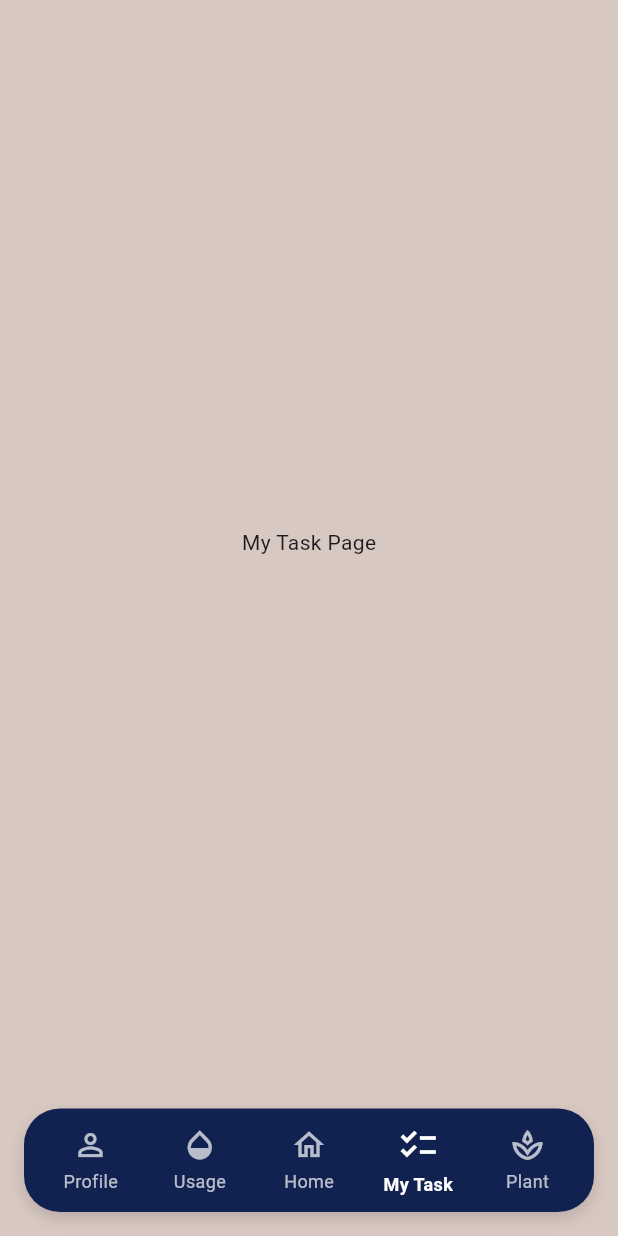
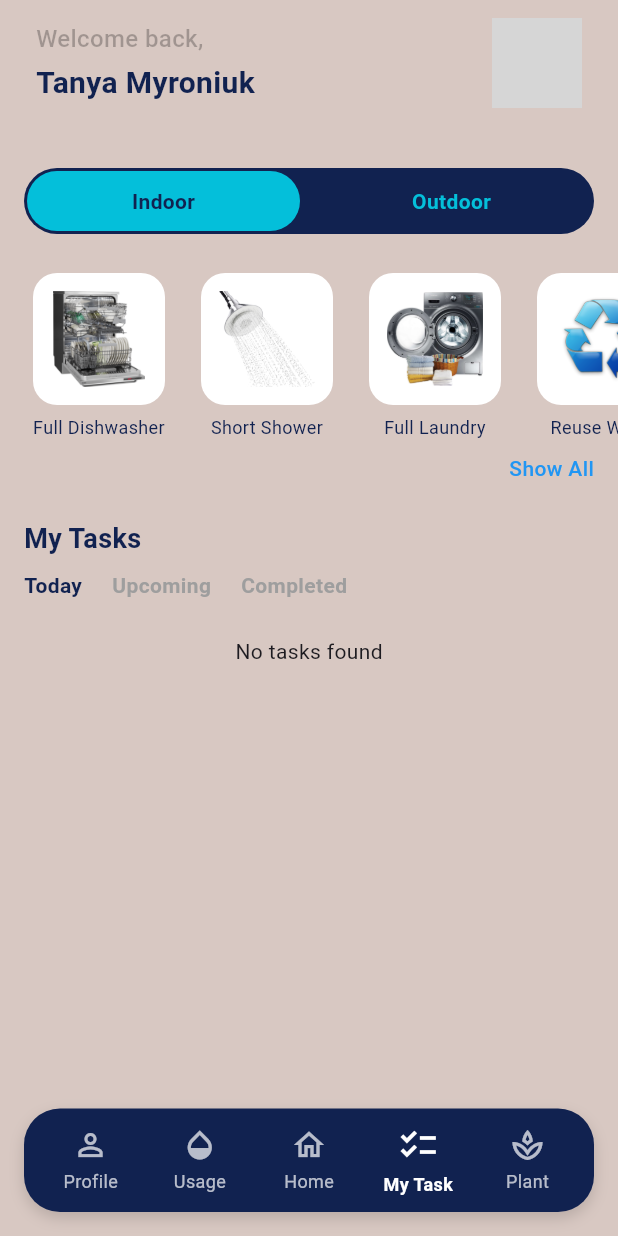
Before and after one commit to gonulgulsen/water_wise, a Flutter app: the MainShell screen opened directly, item 4 of the bottom bar chosen, on a phone screen of 412 x 824 dp. Run offline on Flutter 3.47's test engine with Material 3 defaults, Android fonts, the phone set to English and light mode, and no system bars; our stand-ins replace cloud_firestore, firebase_auth, firebase_core, fl_chart, flutter_speed_dial, lottie; accounts and stored records are empty; grey boxes are pictures that could not be loaded.

Commit message:
created task page

```diff
--- a/lib/screens/main_shell.dart
+++ b/lib/screens/main_shell.dart
@@ -1,6 +1,7 @@
 import 'package:flutter/material.dart';
 import 'package:water_wise/screens/change_password.dart';
 import 'package:water_wise/screens/plant_page.dart';
+import 'package:water_wise/screens/task_page.dart';
 import 'home_page.dart';
 import 'usage_page.dart';
 import 'profile_page.dart';
@@ -19,10 +20,7 @@ class _MainShellState extends State<MainShell> {
     ProfilePage(),
     UsagePage(),
     HomePage(),
-    Scaffold(
-      backgroundColor: Color(0xFFD8C8C2),
-      body: Center(child: Text("My Task Page")),
-    ),
+    TaskPage(),
     PlantPage(),
     ChangePassword(),
   ];
--- /dev/null
+++ b/lib/screens/task_page.dart
@@ -0,0 +1,520 @@
+import 'package:flutter/material.dart';
+import 'package:cloud_firestore/cloud_firestore.dart';
+
+class TaskPage extends StatefulWidget {
+  const TaskPage({super.key});
+  @override
+  State<TaskPage> createState() => _TaskPageState();
+}
+
+class _TaskPageState extends State<TaskPage> {
+  static const double _iconTileWidth = 80;
+  static const double _iconTileHeight = 130;
+  static const double _imageSize = 56;
+
+  String selectedCategory = "Indoor";
+  String selectedTab = "today";
+
+  @override
+  Widget build(BuildContext context) {
+    return Scaffold(
+      backgroundColor: const Color(0xFFD8C8C2),
+      body: SafeArea(
+        child: SingleChildScrollView(
+          child: Column(
+            crossAxisAlignment: CrossAxisAlignment.start,
+            children: [
+              Padding(
+                padding:
+                const EdgeInsets.symmetric(horizontal: 24, vertical: 12),
+                child: Row(
+                  mainAxisAlignment: MainAxisAlignment.spaceBetween,
+                  children: [
+                    const Column(
+                      crossAxisAlignment: CrossAxisAlignment.start,
+                      children: [
+                        Text(
+                          "Welcome back,",
+                          style: TextStyle(
+                            fontSize: 16,
+                            fontWeight: FontWeight.w500,
+                            color: Colors.black26,
+                          ),
+                        ),
+                        SizedBox(height: 4),
+                        Text(
+                          "Tanya Myroniuk",
+                          style: TextStyle(
+                            fontSize: 20,
+                            fontWeight: FontWeight.bold,
+                            color: Color(0xFF112250),
+                          ),
+                        ),
+                      ],
+                    ),
+                    const CircleAvatar(
+                      radius: 30,
+                      backgroundImage: AssetImage("assets/images/avatar.jpg"),
+                    ),
+                  ],
+                ),
+              ),
+
+              const SizedBox(height: 28),
+
+              _buildCategoryToggle(),
+
+              const SizedBox(height: 16),
+
+              SizedBox(
+                height: _iconTileHeight,
+                child: ListView(
+                  scrollDirection: Axis.horizontal,
+                  padding: const EdgeInsets.symmetric(horizontal: 16),
+                  children: selectedCategory == "Indoor"
+                      ? [
+                    _buildTaskIcon("assets/images/dishwasher-icon.png",
+                        "Full Dishwasher"),
+                    _buildTaskIcon(
+                        "assets/images/shower-icon.png", "Short Shower"),
+                    _buildTaskIcon("assets/images/laundry2-icon.png",
+                        "Full Laundry"),
+                    _buildTaskIcon(
+                        "assets/images/reuse-icon.png", "Reuse Water"),
+                  ]
+                      : [
+                    _buildTaskIcon(
+                        "assets/images/cloud-icon.png", "Rain Harvest"),
+                    _buildTaskIcon("assets/images/garden-watering-icon.png",
+                        "Night Watering"),
+                    _buildTaskIcon(
+                        "assets/images/drop-icon.png", "Drip Irrigation"),
+                    _buildTaskIcon(
+                        "assets/images/plants-icon.png", "Drought Plants"),
+                  ],
+                ),
+              ),
+
+              Padding(
+                padding: const EdgeInsets.symmetric(horizontal: 16),
+                child: Row(
+                  mainAxisAlignment: MainAxisAlignment.end,
+                  children: [
+                    GestureDetector(
+                      onTap: () =>
+                          _openShowAllSheet(context, selectedCategory),
+                      child: const Text(
+                        "Show All",
+                        style: TextStyle(
+                          fontSize: 14,
+                          color: Colors.blue,
+                          fontWeight: FontWeight.w500,
+                        ),
+                      ),
+                    ),
+                  ],
+                ),
+              ),
+
+              const SizedBox(height: 24),
+
+              const Padding(
+                padding: EdgeInsets.symmetric(horizontal: 16),
+                child: Text(
+                  "My Tasks",
+                  style: TextStyle(
+                    fontSize: 18,
+                    fontWeight: FontWeight.bold,
+                    color: Color(0xFF112250),
+                  ),
+                ),
+              ),
+
+              // Tabs
+              Padding(
+                padding:
+                const EdgeInsets.symmetric(horizontal: 16, vertical: 8),
+                child: Row(
+                  children: [
+                    _buildTab("Today"),
+                    const SizedBox(width: 20),
+                    _buildTab("Upcoming"),
+                    const SizedBox(width: 20),
+                    _buildTab("Completed"),
+                  ],
+                ),
+              ),
+
+              StreamBuilder<QuerySnapshot>(
+                stream: FirebaseFirestore.instance
+                    .collection("tasks")
+                    .snapshots(),
+                builder: (context, snapshot) {
+                  if (!snapshot.hasData) {
+                    return const Center(child: CircularProgressIndicator());
+                  }
+
+                  final docs = snapshot.data!.docs.where((doc) {
+                    final data = doc.data() as Map<String, dynamic>;
+                    return data["category"] == selectedCategory &&
+                        (data["status"] ?? "")
+                            .toString()
+                            .toLowerCase() ==
+                            selectedTab.toLowerCase();
+                  }).toList();
+
+                  if (docs.isEmpty) {
+                    return const Padding(
+                      padding: EdgeInsets.all(16),
+                      child: Center(child: Text("No tasks found")),
+                    );
+                  }
+
+                  return ListView.builder(
+                    shrinkWrap: true,
+                    physics: const NeverScrollableScrollPhysics(),
+                    padding: const EdgeInsets.all(16),
+                    itemCount: docs.length,
+                    itemBuilder: (context, index) {
+                      final data =
+                      docs[index].data() as Map<String, dynamic>;
+                      return Card(
+                        shape: RoundedRectangleBorder(
+                          borderRadius: BorderRadius.circular(12),
+                          side: const BorderSide(color: Colors.greenAccent),
+                        ),
+                        margin: const EdgeInsets.symmetric(vertical: 8),
+                        child: Padding(
+                          padding: const EdgeInsets.all(12),
+                          child: Column(
+                            crossAxisAlignment: CrossAxisAlignment.start,
+                            children: [
+                              Text(
+                                data["title"] ?? "",
+                                style: const TextStyle(
+                                  fontWeight: FontWeight.bold,
+                                  fontSize: 16,
+                                ),
+                              ),
+                              const SizedBox(height: 5),
+                              Text(
+                                data["description"] ?? "",
+                                style: const TextStyle(fontSize: 14),
+                              ),
+                              const SizedBox(height: 10),
+                              Row(
+                                children: [
+                                  const Icon(Icons.calendar_today,
+                                      size: 16, color: Colors.grey),
+                                  const SizedBox(width: 5),
+                                  Text(
+                                    "${data["date"] ?? ""} ${data["time"] ?? ""}",
+                                    style:
+                                    const TextStyle(color: Colors.grey),
+                                  ),
+                                ],
+                              ),
+                            ],
+                          ),
+                        ),
+                      );
+                    },
+                  );
+                },
+              ),
+              const SizedBox(height: 12),
+            ],
+          ),
+        ),
+      ),
+    );
+  }
+
+  // ✅ Yeni Toggle builder
+  Widget _buildCategoryToggle() {
+    return Container(
+      height: 44,
+      margin: const EdgeInsets.symmetric(horizontal: 16),
+      decoration: BoxDecoration(
+        color: const Color(0xFF112250),
+        borderRadius: BorderRadius.circular(22),
+      ),
+      child: Stack(
+        children: [
+          AnimatedAlign(
+            alignment: selectedCategory == "Indoor"
+                ? Alignment.centerLeft
+                : Alignment.centerRight,
+            duration: const Duration(milliseconds: 250),
+            curve: Curves.easeInOut,
+            child: Container(
+              width: MediaQuery.of(context).size.width / 2 - 24,
+              margin: const EdgeInsets.all(2),
+              decoration: BoxDecoration(
+                color: const Color(0xFF04BFDA),
+                borderRadius: BorderRadius.circular(22),
+              ),
+              alignment: Alignment.center,
+              child: Text(
+                selectedCategory,
+                style: const TextStyle(
+                  fontWeight: FontWeight.bold,
+                  color: Color(0xFF112250),
+                ),
+              ),
+            ),
+          ),
+          Row(
+            children: [
+              Expanded(
+                child: GestureDetector(
+                  onTap: () => setState(() => selectedCategory = "Indoor"),
+                  child: Center(
+                    child: Text(
+                      "Indoor",
+                      style: TextStyle(
+                        fontWeight: FontWeight.bold,
+                        color: selectedCategory == "Indoor"
+                            ? Colors.transparent
+                            : const Color(0xFF04BFDA),
+                      ),
+                    ),
+                  ),
+                ),
+              ),
+              Expanded(
+                child: GestureDetector(
+                  onTap: () => setState(() => selectedCategory = "Outdoor"),
+                  child: Center(
+                    child: Text(
+                      "Outdoor",
+                      style: TextStyle(
+                        fontWeight: FontWeight.bold,
+                        color: selectedCategory == "Outdoor"
+                            ? Colors.transparent
+                            : const Color(0xFF04BFDA),
+                      ),
+                    ),
+                  ),
+                ),
+              ),
+            ],
+          ),
+        ],
+      ),
+    );
+  }
+
+  // Tab builder
+  Widget _buildTab(String text) {
+    return GestureDetector(
+      onTap: () => setState(() => selectedTab = text.toLowerCase()),
+      child: Text(
+        text,
+        style: TextStyle(
+          fontWeight: FontWeight.bold,
+          color: selectedTab == text.toLowerCase()
+              ? const Color(0xFF112250)
+              : Colors.grey,
+        ),
+      ),
+    );
+  }
+
+  // Icon tile
+  Widget _buildTaskIcon(String assetPath, String title) {
+    return Container(
+      width: _iconTileWidth + 20,
+      margin: const EdgeInsets.only(right: 12),
+      child: Column(
+        mainAxisAlignment: MainAxisAlignment.center,
+        children: [
+          Container(
+            width: _imageSize + 32,
+            height: _imageSize + 32,
+            decoration: BoxDecoration(
+              color: Colors.white,
+              borderRadius: BorderRadius.circular(16),
+            ),
+            child: Padding(
+              padding: const EdgeInsets.all(12),
+              child: Image.asset(assetPath, fit: BoxFit.contain),
+            ),
+          ),
+          const SizedBox(height: 8),
+          Text(
+            title,
+            maxLines: 2,
+            overflow: TextOverflow.ellipsis,
+            style: const TextStyle(
+              fontSize: 12,
+              color: Color(0xFF112250),
+              height: 1.2,
+            ),
+            textAlign: TextAlign.center,
+          ),
+        ],
+      ),
+    );
+  }
+
+  // ✅ Show All Sheet ve task seçenekleri kodların aynı (hiç değiştirmedim)
+  void _openShowAllSheet(BuildContext context, String category) {
+    final items = _taskOptions(category);
+
+    showModalBottomSheet(
+      context: context,
+      isScrollControlled: true,
+      backgroundColor: const Color(0xFF2A3D5F),
+      shape: const RoundedRectangleBorder(
+        borderRadius: BorderRadius.vertical(top: Radius.circular(24)),
+      ),
+      builder: (_) {
+        final height = MediaQuery.of(context).size.height * 0.8;
+        return SizedBox(
+          height: height,
+          child: Column(
+            children: [
+              const SizedBox(height: 10),
+              Container(
+                width: 48,
+                height: 5,
+                decoration: BoxDecoration(
+                  color: Colors.white70,
+                  borderRadius: BorderRadius.circular(12),
+                ),
+              ),
+              const SizedBox(height: 12),
+              Expanded(
+                child: ListView.separated(
+                  padding: const EdgeInsets.symmetric(
+                      horizontal: 16, vertical: 8),
+                  itemCount: items.length,
+                  separatorBuilder: (_, __) =>
+                  const SizedBox(height: 12),
+                  itemBuilder: (_, i) => _sheetCard(items[i]),
+                ),
+              ),
+            ],
+          ),
+        );
+      },
+    );
+  }
+
+  Widget _sheetCard(_TaskOption item) {
+    return Container(
+      decoration: BoxDecoration(
+        color: const Color(0xFFF1F9EA),
+        borderRadius: BorderRadius.circular(16),
+      ),
+      padding: const EdgeInsets.all(14),
+      child: Column(
+        crossAxisAlignment: CrossAxisAlignment.start,
+        children: [
+          Row(
+            children: [
+              Container(
+                width: 48,
+                height: 48,
+                decoration: BoxDecoration(
+                  color: Colors.white,
+                  borderRadius: BorderRadius.circular(12),
+                ),
+                child: Padding(
+                  padding: const EdgeInsets.all(8),
+                  child: Image.asset(item.iconPath, fit: BoxFit.contain),
+                ),
+              ),
+              const SizedBox(width: 12),
+              Expanded(
+                child: Text(
+                  item.title,
+                  style: const TextStyle(
+                    color: Color(0xFF112250),
+                    fontWeight: FontWeight.w700,
+                    fontSize: 16,
+                  ),
+                ),
+              ),
+            ],
+          ),
+          const SizedBox(height: 8),
+          Container(
+              height: 1,
+              color: const Color(0xFF112250).withOpacity(0.25)),
+          const SizedBox(height: 8),
+          Text(
+            item.description,
+            style: const TextStyle(
+              color: Color(0xFF112250),
+              fontSize: 13,
+            ),
+          ),
+        ],
+      ),
+    );
+  }
+
+  List<_TaskOption> _taskOptions(String category) {
+    if (category == "Indoor") {
+      return [
+        _TaskOption(
+          iconPath: "assets/images/dishwasher-icon.png",
+          title: "Full Dishwasher",
+          description: "Run dishwasher only when full to save water.",
+        ),
+        _TaskOption(
+          iconPath: "assets/images/shower-icon.png",
+          title: "Short Shower",
+          description: "Take shorter showers to reduce daily water usage.",
+        ),
+        _TaskOption(
+          iconPath: "assets/images/laundry2-icon.png",
+          title: "Full Laundry",
+          description: "Wash full loads to minimize water and energy.",
+        ),
+        _TaskOption(
+          iconPath: "assets/images/reuse-icon.png",
+          title: "Reuse Water",
+          description: "Reuse vegetable washing water for plant irrigation.",
+        ),
+      ];
+    } else {
+      return [
+        _TaskOption(
+          iconPath: "assets/images/cloud-icon.png",
+          title: "Rain Harvest",
+          description: "Rainwater harvesting and use.",
+        ),
+        _TaskOption(
+          iconPath: "assets/images/garden-watering-icon.png",
+          title: "Night Watering",
+          description:
+          "Night watering helps save water during hot summer months.",
+        ),
+        _TaskOption(
+          iconPath: "assets/images/drop-icon.png",
+          title: "Drip Irrigation",
+          description: "Efficient irrigation with minimal evaporation.",
+        ),
+        _TaskOption(
+          iconPath: "assets/images/plants-icon.png",
+          title: "Drought Plants",
+          description: "Use drought-resistant plants to reduce watering.",
+        ),
+      ];
+    }
+  }
+}
+
+class _TaskOption {
+  final String iconPath;
+  final String title;
+  final String description;
+  _TaskOption({
+    required this.iconPath,
+    required this.title,
+    required this.description,
+  });
+}
```
Also changed, not shown: assets/images/cloud-icon.png (added), assets/images/dishwasher-icon.png (added), assets/images/drop-icon.png (added), assets/images/garden-watering-icon.png (added), assets/images/laundry2-icon.png (added), assets/images/plants-icon.png (added), assets/images/reuse-icon.png (added), assets/images/shower-icon.png (added).
